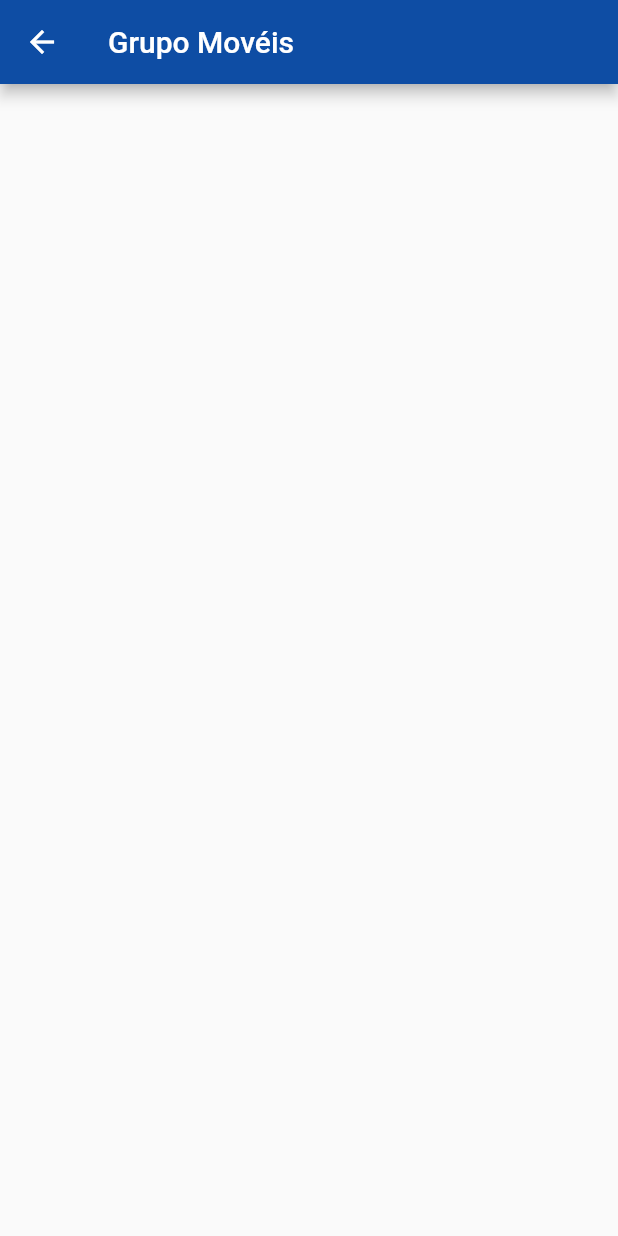
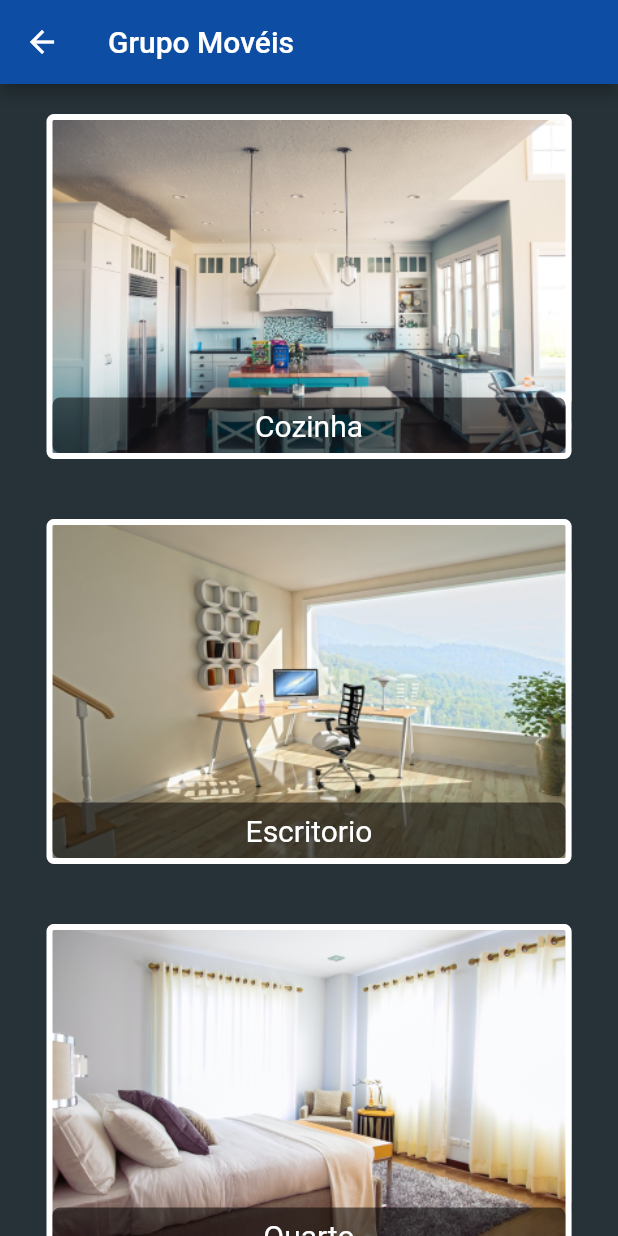
Before and after one commit to lucferreira-27/momoveis_app, a Flutter app: the GrupoMoveis screen opened by its route, on a phone screen of 412 x 824 dp. Run offline on Flutter 3.47's test engine with Material 2 defaults, Android fonts, the phone set to English and light mode, and no system bars.

Commit message:
add Grupos e Local

```diff
--- /dev/null
+++ b/lib/components/grupo_panel.dart
@@ -0,0 +1,70 @@
+import 'package:app_momoveis/model/grupo.dart';
+import 'package:flutter/material.dart';
+
+class GrupoPanel extends StatelessWidget {
+
+  final Grupo grupo;
+  final Function onTap;
+  final double height;
+  final double weight;
+
+  GrupoPanel({this.grupo, this.onTap, this.height = 230, this.weight = 350});
+
+  @override
+  Widget build(BuildContext context) {
+    return InkWell(
+      borderRadius: BorderRadius.circular(5),
+      onTap: onTap,
+      child: Padding(
+        padding: const EdgeInsets.all(20.0),
+        child: Container(
+            child: adicionarLabel(grupo.nome),
+            height: height,
+            width: weight,
+            decoration: adicionarImagem(grupo.image)),
+      ),
+    );
+  }
+
+  Row adicionarLabel(String label) {
+    return Row(
+      crossAxisAlignment: CrossAxisAlignment.end,
+      children: [
+        Container(
+          decoration: BoxDecoration(
+            borderRadius: BorderRadius.circular(5),
+            color: Colors.black54,
+          ),
+          height: 37,
+          width: 342,
+          child: Row(
+            mainAxisAlignment: MainAxisAlignment.center,
+            children: [
+              Text(label,
+                  style: TextStyle(
+                    fontSize: 20,
+                    color: Colors.white,
+                  ),
+                  textAlign: TextAlign.center),
+            ],
+          ),
+        )
+      ],
+    );
+  }
+
+  BoxDecoration adicionarImagem(String caminho) {
+    return BoxDecoration(
+      image: DecorationImage(
+        fit: BoxFit.fill,
+        image: AssetImage(caminho),
+      ),
+      borderRadius: BorderRadius.circular(5),
+      color: Color.fromARGB(255, 33, 49, 56),
+      border: Border.all(
+        color: Colors.white,
+        width: 4,
+      ),
+    );
+  }
+}
--- /dev/null
+++ b/lib/model/grupo.dart
@@ -0,0 +1,12 @@
+import 'package:flutter/material.dart';
+
+import 'item.dart';
+
+class Grupo {
+  final String nome;
+  final List<Item> items;
+  final String image;
+  Grupo(this.nome, this.items, this.image);
+
+
+}
--- /dev/null
+++ b/lib/model/item.dart
@@ -0,0 +1,3 @@
+class Item{
+
+}
--- a/lib/screens/login.dart
+++ b/lib/screens/login.dart
@@ -22,6 +22,7 @@ class Login extends StatelessWidget {
     return Scaffold(
       appBar: AppBar(
         title: Text(_appBarTitle),
+        automaticallyImplyLeading: false
       ),
       body: Container(
         child: Column(
--- a/lib/screens/moveis_grupo.dart
+++ b/lib/screens/moveis_grupo.dart
@@ -1,10 +1,38 @@
+import 'package:app_momoveis/components/grupo_panel.dart';
+import 'package:app_momoveis/model/grupo.dart';
 import 'package:flutter/material.dart';
 
-class GrupoMoveis  extends StatelessWidget {
+class GrupoMoveis extends StatelessWidget {
   @override
   Widget build(BuildContext context) {
     return Scaffold(
       appBar: AppBar(title: Text("Grupo Movéis")),
+      backgroundColor: Color.fromRGBO(38, 50, 56, 1),
+      body: ListView(
+        children: [
+          _criarGrupoPanel(context,"Cozinha", "images/grupos/cozinha.png", null),
+          _criarGrupoPanel(context,"Escritorio", "images/grupos/escritorio.png", null),
+          _criarGrupoPanel(context,"Quarto", "images/grupos/quarto.png", null),
+          _criarGrupoPanel(context,"Quintal", "images/grupos/quintal.png", null),
+          _criarGrupoPanel(context,"Garagem", "images/grupos/garagem.png", null),
+        ],
+      ),
+    );
+  }
+
+  _criarGrupoPanel(
+      BuildContext context, String nome, String caminho, Function onPress) {
+    Grupo _grupo = new Grupo(nome, null, caminho);
+    return Row(
+      mainAxisAlignment: MainAxisAlignment.center,
+      children: [
+        GrupoPanel(
+            grupo: _grupo,
+            onTap: () =>
+                {Navigator.pushNamed(context, '/grupo/local', arguments: _grupo)},
+            height: 230,
+            weight: 350),
+      ],
     );
   }
 }
```
Also changed, not shown: lib/main.dart (+6 -3 lines), lib/screens/home.dart (+6 -5 lines), lib/screens/local.dart (added, +38 -0 lines), pubspec.yaml (+6 -1 lines), images/grupos/cozinha.png (added), images/grupos/escritorio.png (added), images/grupos/garagem.png (added), images/grupos/quarto.png (added), images/grupos/quintal.png (added), images/grupos/sala.png (added).
